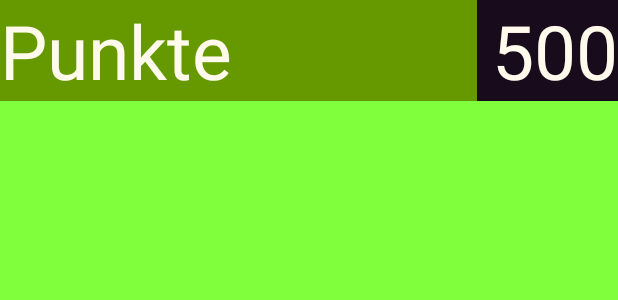
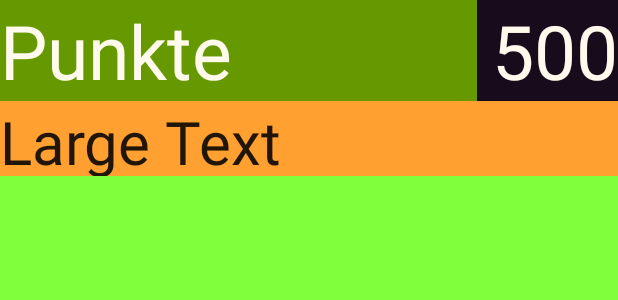
Before and after one commit to MyWorldFM/LateinVokApp, an Android app: the layout quest_findcorrecttranslation.xml on its own in the app's theme, with its tools: preview values and no code run, on a phone screen of 412 x 824 dp. Shown: the top 300 px of the screen. Run offline under Robolectric (Android 15) with nearby library versions, the phone set to English and light mode, and no system bars.

Commit message:
layout/quest_findcorrecttranslation.xml geändert, string geändert.

```diff
--- a/LateinVokApp/src/main/res/layout/quest_findcorrecttranslation.xml
+++ b/LateinVokApp/src/main/res/layout/quest_findcorrecttranslation.xml
@@ -12,5 +12,24 @@
         layout="@layout/menuheader"
         android:layout_alignParentTop="true"
         android:layout_alignParentLeft="true"
-        android:layout_alignParentStart="true" />
+        android:layout_alignParentStart="true"
+        android:id="@+id/include" />
+
+    <LinearLayout
+        android:orientation="horizontal"
+        android:layout_width="fill_parent"
+        android:layout_height="50dp"
+        android:layout_alignParentLeft="true"
+        android:layout_alignParentStart="true"
+        android:layout_below="@+id/include"
+        android:background="#ffa031">
+
+        <TextView
+            android:layout_width="wrap_content"
+            android:layout_height="wrap_content"
+            android:textAppearance="?android:attr/textAppearanceLarge"
+            android:text="Large Text"
+            android:id="@+id/textView"
+            android:textSize="40dp" />
+    </LinearLayout>
 </RelativeLayout>
--- a/LateinVokApp/src/main/res/values/strings.xml
+++ b/LateinVokApp/src/main/res/values/strings.xml
@@ -5,5 +5,6 @@
     <string name="hello_world">Hello world!</string>
     <string name="action_settings">Settings</string>
     <string name="points">Punkte</string>
+    <string name="findcorrecttranslation_headline">Finde die passende Übersetzung!</string>
 
 </resources>
```
